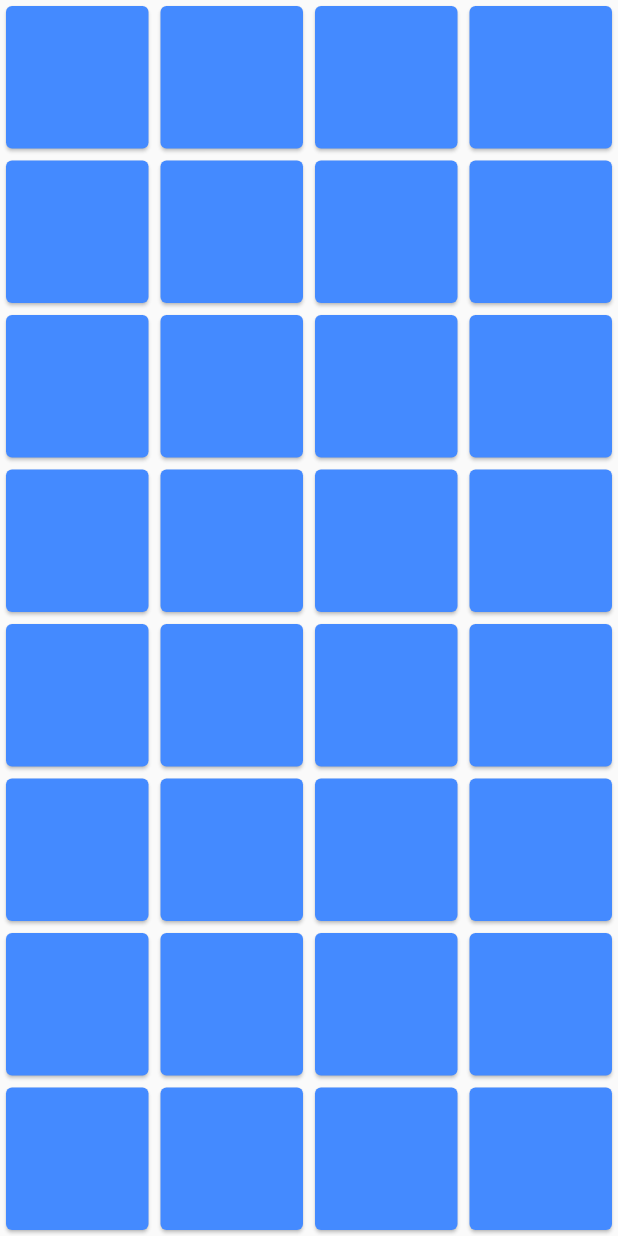
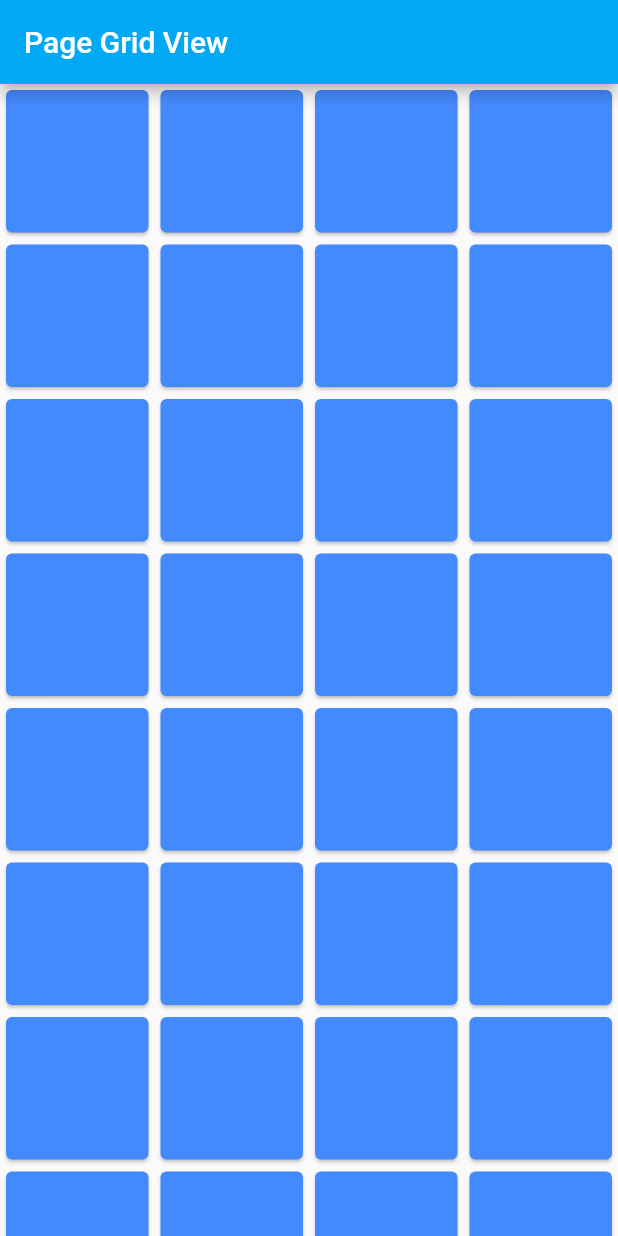
Before and after one commit to RandyWardhana/learn-flutter, a Flutter app: the screen it shows after launch, on a phone screen of 412 x 824 dp. Run offline on Flutter 3.47's test engine with Material 2 defaults, Android fonts, the phone set to English and light mode, and no system bars.

Commit message:
Implement AppBar in Flutter

```diff
--- a/lib/gridView/body.dart
+++ b/lib/gridView/body.dart
@@ -20,6 +20,10 @@ class _PageGridViewState extends State<PageGridView> {
   @override
   Widget build(BuildContext context) {
     return Scaffold(
+      appBar: AppBar(
+        title: Text('Page Grid View'),
+        backgroundColor: Colors.lightBlue,
+      ),
       body: new GridView.builder(
         gridDelegate: new SliverGridDelegateWithFixedCrossAxisCount(crossAxisCount: 4),
         itemBuilder: (BuildContext context, int index) {
```
